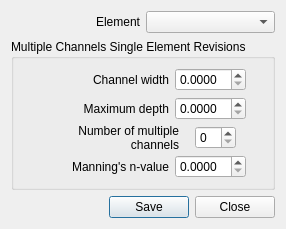
Qt form flo2d/ui/individual_multiple_channels_data.ui (FLO-2DSoftware/qgis-flo-2d-plugin) before a commit.
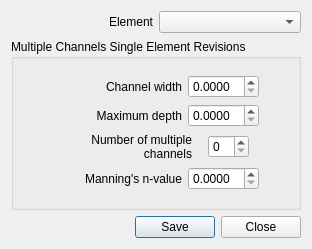
The same form after that commit.

```diff
--- a/flo2d/ui/individual_multiple_channels_data.ui
+++ b/flo2d/ui/individual_multiple_channels_data.ui
@@ -6,8 +6,8 @@
    <rect>
     <x>0</x>
     <y>0</y>
-    <width>244</width>
-    <height>224</height>
+    <width>312</width>
+    <height>249</height>
    </rect>
   </property>
   <property name="sizePolicy">
```
